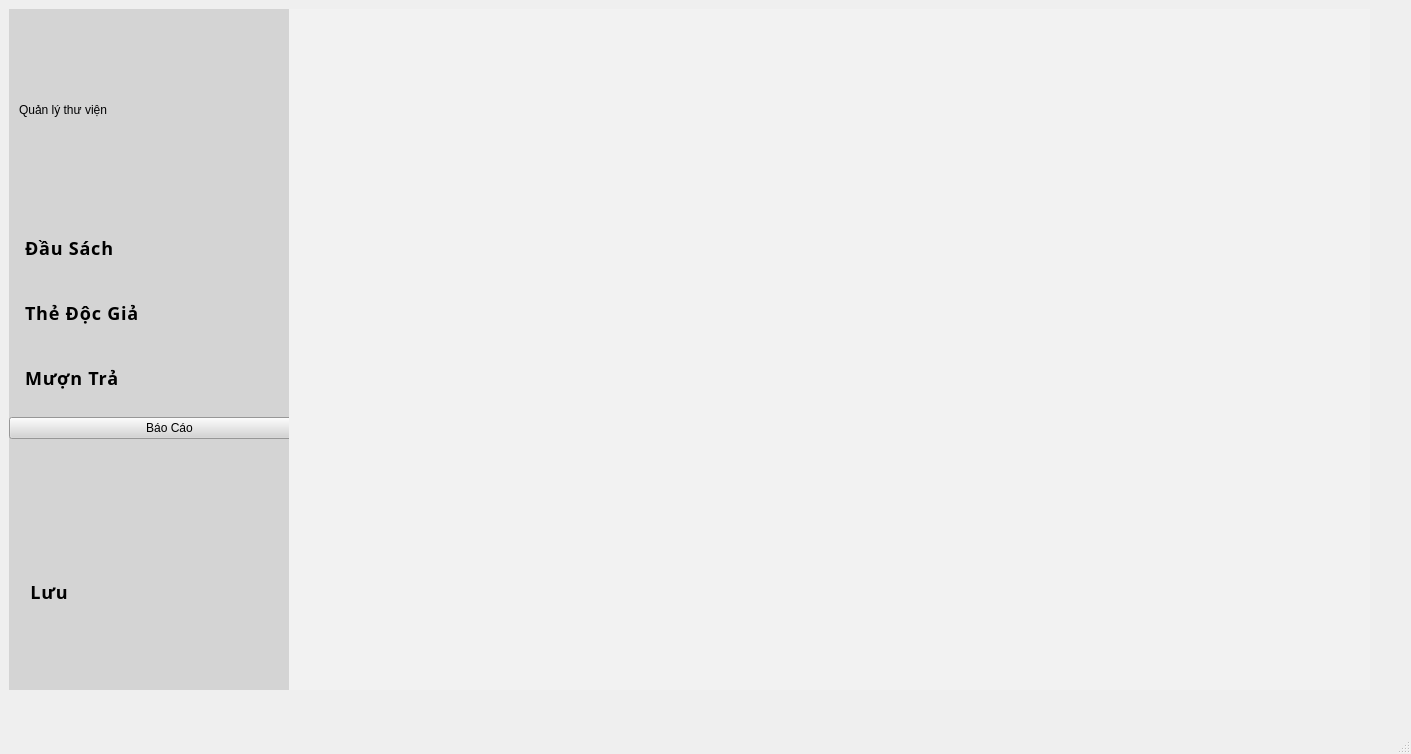
First picture: the form in librarymanage/librarymanagementsystem.ui, repository DTTaze/Qt-Library-Management, before the edit.
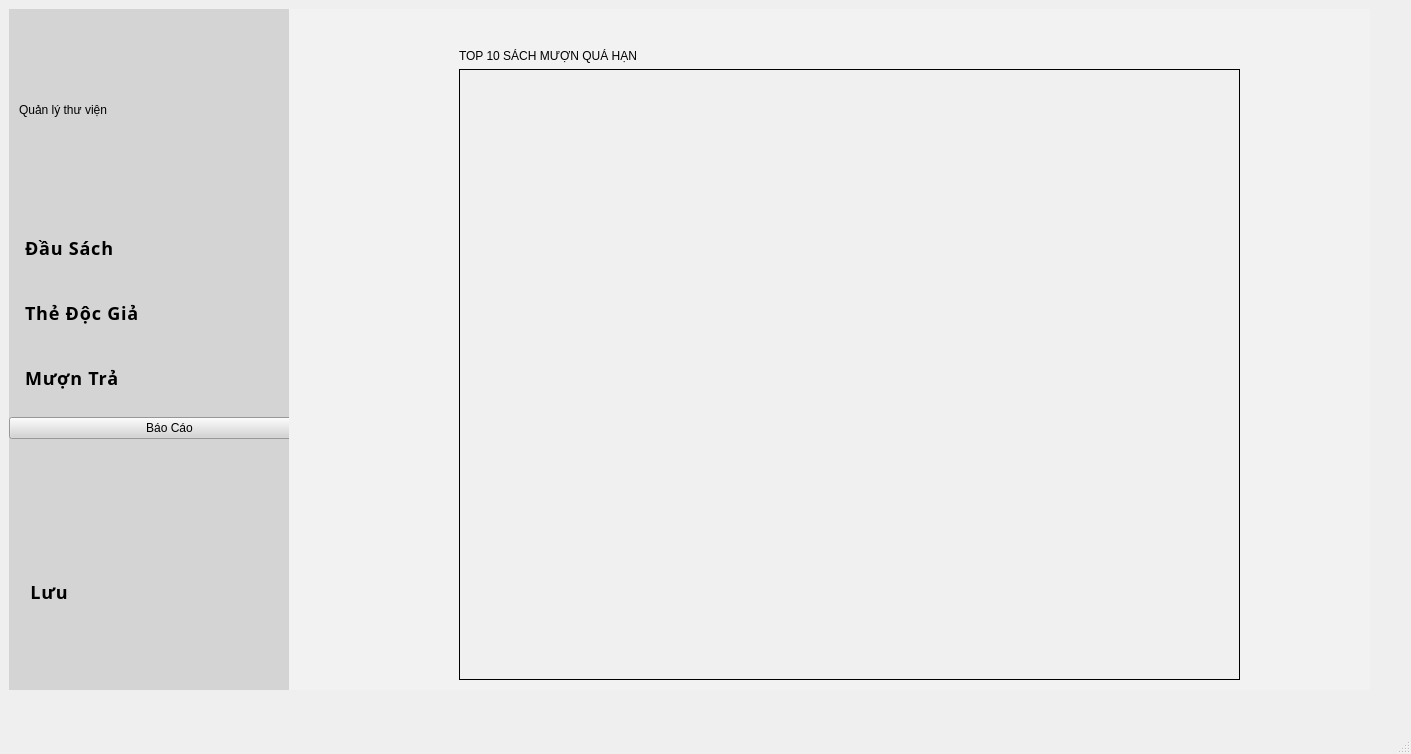
Second picture: the form after the edit. The open tabs and pages were chosen to show the change. Icons and pictures are not drawn.

```diff
--- a/librarymanage/librarymanagementsystem.ui
+++ b/librarymanage/librarymanagementsystem.ui
@@ -1454,16 +1454,58 @@
              </rect>
             </property>
             <widget class="QWidget" name="page_Top10">
-             <widget class="QFrame" name="horizontalFrame">
+             <widget class="QWidget" name="">
               <property name="geometry">
                <rect>
-                <x>20</x>
-                <y>10</y>
-                <width>981</width>
-                <height>661</height>
+                <x>170</x>
+                <y>30</y>
+                <width>781</width>
+                <height>631</height>
                </rect>
               </property>
-              <layout class="QHBoxLayout" name="horizontalLayout_14"/>
+              <layout class="QVBoxLayout" name="verticalLayout_6">
+               <item>
+                <widget class="QLabel" name="label_2">
+                 <property name="styleSheet">
+                  <string notr="true">font: 900 14pt &quot;Segoe UI&quot;;</string>
+                 </property>
+                 <property name="text">
+                  <string>TOP 10 SÁCH MƯỢN QUÁ HẠN</string>
+                 </property>
+                </widget>
+               </item>
+               <item>
+                <widget class="QTableView" name="Top10Sach_tableView">
+                 <property name="styleSheet">
+                  <string notr="true">QTableView {
+    background-color: #F0F0F0;      
+    gridline-color: #A0A0A0; 
+ 	border:  1px solid black;                  
+}
+
+QHeaderView::section {
+    background-color: #D3D3D3;  
+    color: black;                  
+    padding: 8px;                  
+    font-weight: bold;           
+    border-bottom: 1px solid #A0A0A0; 
+}
+
+QTableView::item {
+	 padding: 8px;                
+    color: black;               
+    border: none; 
+}
+
+QTableView::item:selected {
+    background-color: #C0C0C0;     
+    color: black; 
+}
+</string>
+                 </property>
+                </widget>
+               </item>
+              </layout>
              </widget>
             </widget>
             <widget class="QWidget" name="page_MuonQuaHan">
```
Left out of the diff: 2 changed lines with no effect on the pictures.
